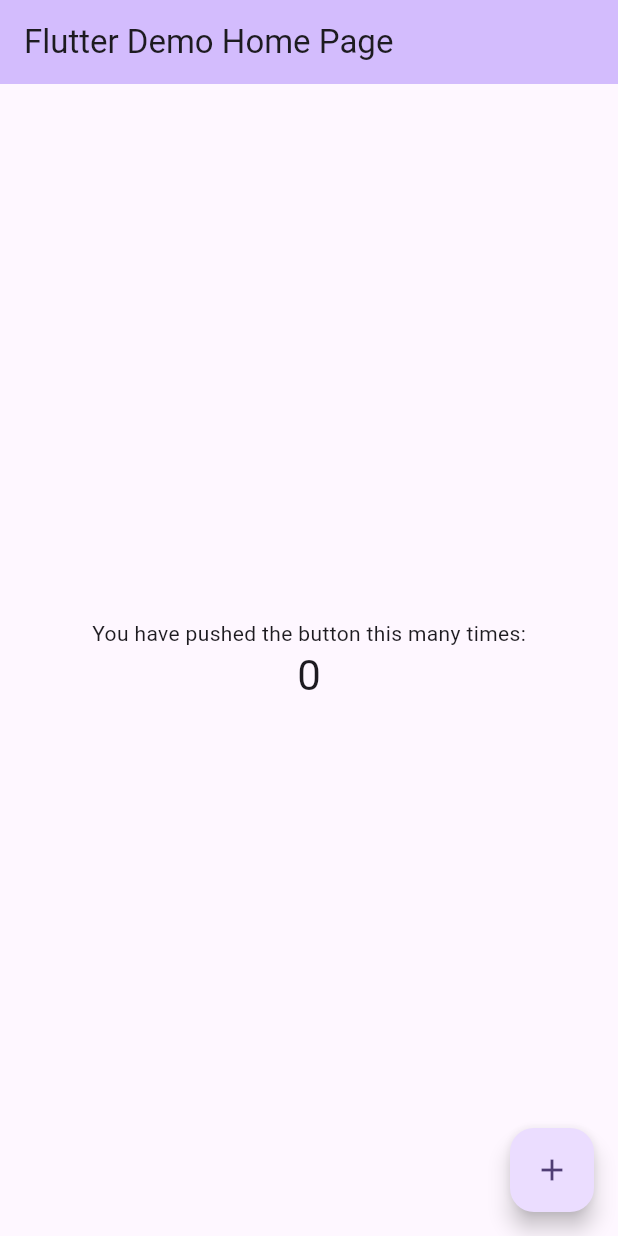
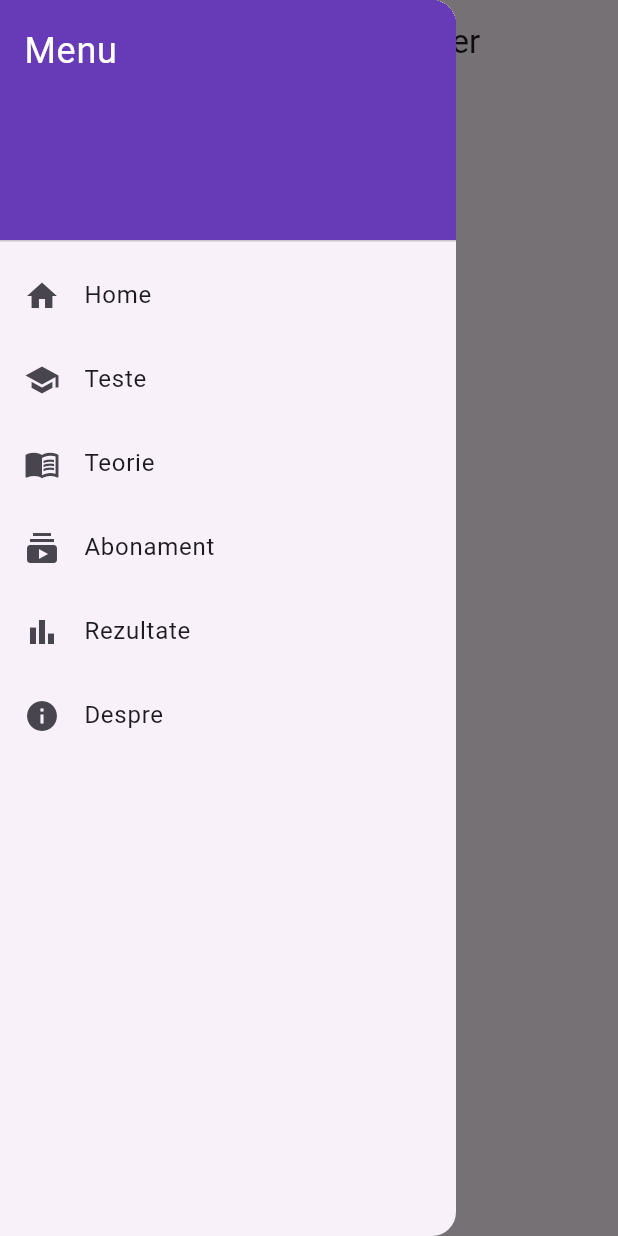
Before and after one commit to EduardRo/mate_mato, a Flutter app: the screen it shows after launch, with the side drawer open (before the commit the screen has no drawer), on a phone screen of 412 x 824 dp. Run offline on Flutter 3.47's test engine with Material 3 defaults, Android fonts, the light colour scheme and no system bars.

Commit message:
050225 menu

```diff
--- /dev/null
+++ b/lib/home_page.dart
@@ -0,0 +1,13 @@
+import 'package:flutter/material.dart';
+
+class HomePage extends StatelessWidget {
+  const HomePage({super.key});
+
+  @override
+  Widget build(BuildContext context) {
+    return Scaffold(
+      appBar: AppBar(title: const Text("Home")),
+      body: const Center(child: Text("Home Page", style: TextStyle(fontSize: 24))),
+    );
+  }
+}
--- a/lib/main.dart
+++ b/lib/main.dart
@@ -1,4 +1,10 @@
 import 'package:flutter/material.dart';
+import 'home_page.dart';
+import 'teste_page.dart';
+import 'teorie_page.dart';
+import 'abonamente_page.dart';
+import 'rezultate_page.dart';
+import 'despre_page.dart';
 
 void main() {
   runApp(const MyApp());
@@ -7,119 +13,70 @@
 class MyApp extends StatelessWidget {
   const MyApp({super.key});
 
-  // This widget is the root of your application.
   @override
   Widget build(BuildContext context) {
     return MaterialApp(
-      title: 'Flutter Demo',
+      title: 'Flutter Navigation Drawer',
       theme: ThemeData(
-        // This is the theme of your application.
-        //
-        // TRY THIS: Try running your application with "flutter run". You'll see
-        // the application has a purple toolbar. Then, without quitting the app,
-        // try changing the seedColor in the colorScheme below to Colors.green
-        // and then invoke "hot reload" (save your changes or press the "hot
-        // reload" button in a Flutter-supported IDE, or press "r" if you used
-        // the command line to start the app).
-        //
-        // Notice that the counter didn't reset back to zero; the application
-        // state is not lost during the reload. To reset the state, use hot
-        // restart instead.
-        //
-        // This works for code too, not just values: Most code changes can be
-        // tested with just a hot reload.
         colorScheme: ColorScheme.fromSeed(seedColor: Colors.deepPurple),
         useMaterial3: true,
       ),
-      home: const MyHomePage(title: 'Flutter Demo Home Page'),
+      initialRoute: '/', // Default page
+      routes: {
+        '/': (context) => const MainScreen(),
+        '/teste': (context) => const TestePage(),
+        '/teorie': (context) => const TeoriePage(),
+        '/abonament': (context) => const AbonamentePage(),
+        '/rezultate': (context) => const RezultatePage(),
+        '/despre': (context) => const DesprePage(),
+      },
     );
   }
 }
 
-class MyHomePage extends StatefulWidget {
-  const MyHomePage({super.key, required this.title});
+class MainScreen extends StatelessWidget {
+  const MainScreen({super.key});
 
-  // This widget is the home page of your application. It is stateful, meaning
-  // that it has a State object (defined below) that contains fields that affect
-  // how it looks.
-
-  // This class is the configuration for the state. It holds the values (in this
-  // case the title) provided by the parent (in this case the App widget) and
-  // used by the build method of the State. Fields in a Widget subclass are
-  // always marked "final".
-
-  final String title;
-
-  @override
-  State<MyHomePage> createState() => _MyHomePageState();
-}
-
-class _MyHomePageState extends State<MyHomePage> {
-  int _counter = 0;
-
-  void _incrementCounter() {
-    setState(() {
-      // This call to setState tells the Flutter framework that something has
-      // changed in this State, which causes it to rerun the build method below
-      // so that the display can reflect the updated values. If we changed
-      // _counter without calling setState(), then the build method would not be
-      // called again, and so nothing would appear to happen.
-      _counter++;
-    });
+  void _navigateToPage(BuildContext context, String route) {
+    Navigator.pop(context); // Close drawer
+    Navigator.pushNamed(context, route);
   }
 
   @override
   Widget build(BuildContext context) {
-    // This method is rerun every time setState is called, for instance as done
-    // by the _incrementCounter method above.
-    //
-    // The Flutter framework has been optimized to make rerunning build methods
-    // fast, so that you can just rebuild anything that needs updating rather
-    // than having to individually change instances of widgets.
     return Scaffold(
-      appBar: AppBar(
-        // TRY THIS: Try changing the color here to a specific color (to
-        // Colors.amber, perhaps?) and trigger a hot reload to see the AppBar
-        // change color while the other colors stay the same.
-        backgroundColor: Theme.of(context).colorScheme.inversePrimary,
-        // Here we take the value from the MyHomePage object that was created by
-        // the App.build method, and use it to set our appbar title.
-        title: Text(widget.title),
-      ),
-      body: Center(
-        // Center is a layout widget. It takes a single child and positions it
-        // in the middle of the parent.
-        child: Column(
-          // Column is also a layout widget. It takes a list of children and
-          // arranges them vertically. By default, it sizes itself to fit its
-          // children horizontally, and tries to be as tall as its parent.
-          //
-          // Column has various properties to control how it sizes itself and
-          // how it positions its children. Here we use mainAxisAlignment to
-          // center the children vertically; the main axis here is the vertical
-          // axis because Columns are vertical (the cross axis would be
-          // horizontal).
-          //
-          // TRY THIS: Invoke "debug painting" (choose the "Toggle Debug Paint"
-          // action in the IDE, or press "p" in the console), to see the
-          // wireframe for each widget.
-          mainAxisAlignment: MainAxisAlignment.center,
-          children: <Widget>[
-            const Text(
-              'You have pushed the button this many times:',
+      appBar: AppBar(title: const Text("Flutter Navigation Drawer")),
+      drawer: Drawer(
+        child: ListView(
+          padding: EdgeInsets.zero,
+          children: [
+            DrawerHeader(
+              decoration: const BoxDecoration(
+                color: Colors.deepPurple,
+              ),
+              child: const Text(
+                'Menu',
+                style: TextStyle(color: Colors.white, fontSize: 24),
+              ),
             ),
-            Text(
-              '$_counter',
-              style: Theme.of(context).textTheme.headlineMedium,
-            ),
+            _buildDrawerItem(context, Icons.home, 'Home', '/'),
+            _buildDrawerItem(context, Icons.school, 'Teste', '/teste'),
+            _buildDrawerItem(context, Icons.menu_book, 'Teorie', '/teorie'),
+            _buildDrawerItem(context, Icons.subscriptions, 'Abonament', '/abonament'),
+            _buildDrawerItem(context, Icons.bar_chart, 'Rezultate', '/rezultate'),
+            _buildDrawerItem(context, Icons.info, 'Despre', '/despre'),
           ],
         ),
       ),
-      floatingActionButton: FloatingActionButton(
-        onPressed: _incrementCounter,
-        tooltip: 'Increment',
-        child: const Icon(Icons.add),
-      ), // This trailing comma makes auto-formatting nicer for build methods.
+      body: const HomePage(), // Default Page
+    );
+  }
+
+  Widget _buildDrawerItem(BuildContext context, IconData icon, String title, String route) {
+    return ListTile(
+      leading: Icon(icon),
+      title: Text(title),
+      onTap: () => _navigateToPage(context, route),
     );
   }
 }
--- /dev/null
+++ b/lib/teorie_page.dart
@@ -0,0 +1,13 @@
+import 'package:flutter/material.dart';
+
+class TeoriePage extends StatelessWidget {
+  const TeoriePage({super.key});
+
+  @override
+  Widget build(BuildContext context) {
+    return Scaffold(
+      appBar: AppBar(title: const Text("Teorie")),
+      body: const Center(child: Text("Teorie Page", style: TextStyle(fontSize: 24))),
+    );
+  }
+}
--- /dev/null
+++ b/lib/teste_page.dart
@@ -0,0 +1,13 @@
+import 'package:flutter/material.dart';
+
+class TestePage extends StatelessWidget {
+  const TestePage({super.key});
+
+  @override
+  Widget build(BuildContext context) {
+    return Scaffold(
+      appBar: AppBar(title: const Text("Teste")),
+      body: const Center(child: Text("Teste Page", style: TextStyle(fontSize: 24))),
+    );
+  }
+}
```
Also changed, not shown: lib/abonamente_page.dart (added, +15 -0 lines), lib/despre_page.dart (added, +21 -0 lines), lib/rezultate_page.dart (added, +15 -0 lines).
